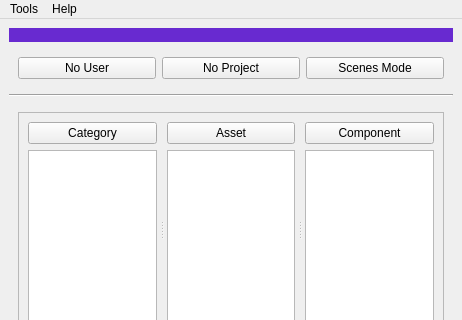
Qt form ui/pipeline_main_UI.ui (liorbenhorin/pipeline) before a commit; both pictures show x 0 to 462 and y 0 to 320 of the 462 by 1500 pixel window.
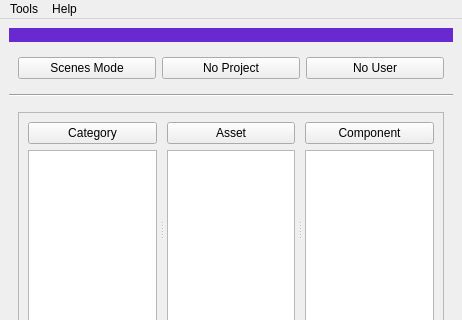
The same form after that commit.

```diff
--- a/ui/pipeline_main_UI.ui
+++ b/ui/pipeline_main_UI.ui
@@ -80,20 +80,6 @@
        <property name="spacing">
         <number>6</number>
        </property>
-       <item>
-        <widget class="QPushButton" name="users_pushButton">
-         <property name="text">
-          <string>No User</string>
-         </property>
-        </widget>
-       </item>
-       <item>
-        <widget class="QPushButton" name="projects_pushButton">
-         <property name="text">
-          <string>No Project</string>
-         </property>
-        </widget>
-       </item>
        <item>
         <widget class="QPushButton" name="asset_scenes_switch_pushButton">
          <property name="text">
@@ -101,6 +87,20 @@
          </property>
         </widget>
        </item>
+       <item>
+        <widget class="QPushButton" name="projects_pushButton">
+         <property name="text">
+          <string>No Project</string>
+         </property>
+        </widget>
+       </item>
+       <item>
+        <widget class="QPushButton" name="users_pushButton">
+         <property name="text">
+          <string>No User</string>
+         </property>
+        </widget>
+       </item>
       </layout>
      </widget>
     </item>
```
Left out of the diff: 18 changed lines with no effect on the pictures.
